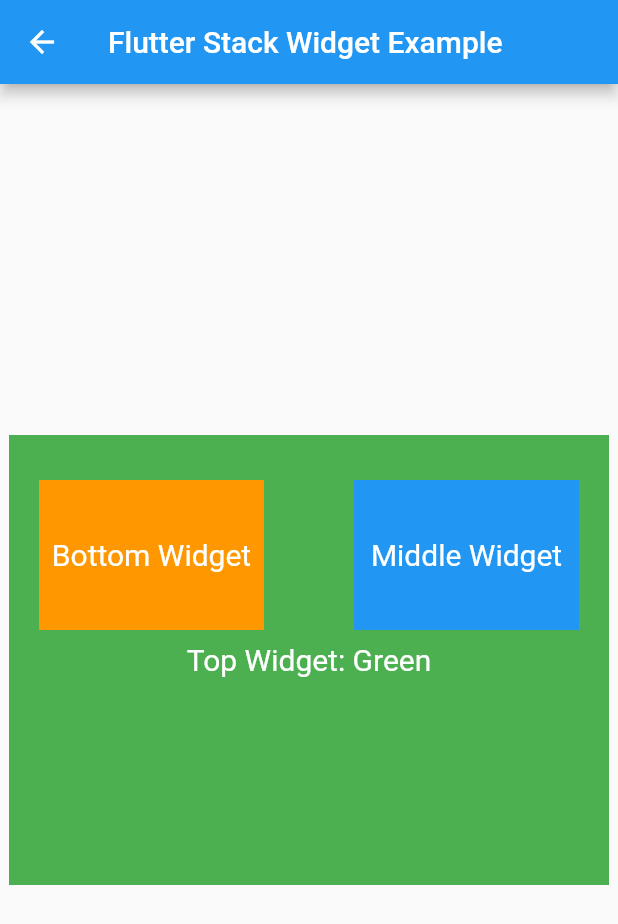
After one commit to TheNoumanDev/Flutter-Bytewise-Fellowship, a Flutter app: the StackExample screen opened directly, on a phone screen of 412 x 824 dp. The commit adds this screen. Shown: the top 924 px of the screen. Run offline on Flutter 3.47's test engine with Material 2 defaults, Android fonts, the light colour scheme and no system bars; our stand-ins replace firebase_auth, firebase_core, flutter_spinkit, pie_chart, shimmer; accounts and stored records are empty; network calls fail.

```diff
--- a/Week2/covid_19_app/lib/Views/world_states.dart
+++ b/Week2/covid_19_app/lib/Views/world_states.dart
@@ -1,3 +1,4 @@
+import 'package:covid_19_app/Models/State_data.dart';
 import 'package:flutter/material.dart';
 import 'package:flutter_spinkit/flutter_spinkit.dart';
 import 'package:pie_chart/pie_chart.dart';
@@ -43,7 +44,7 @@
               ),
               FutureBuilder(
                   future: services.fetchWorldRecords(),
-                  builder: ((context, snapshot) {
+                  builder: ((context, AsyncSnapshot<Model> snapshot) {
                     if (snapshot.hasData) {
                       return Column(
                         children: [
--- a/Week2/covid_19_app/pubspec.yaml
+++ b/Week2/covid_19_app/pubspec.yaml
@@ -35,7 +35,7 @@
   # The following adds the Cupertino Icons font to your application.
   # Use with the CupertinoIcons class for iOS style icons.
   cupertino_icons: ^1.0.2
-  http: ^0.13.4
+  http: ^0.13.5
   animated_text_kit: ^4.2.1
   pie_chart: ^5.1.0
   flutter_spinkit: ^5.1.0
--- a/Week2/restapiapp/lib/Example1.dart
+++ b/Week2/restapiapp/lib/Example1.dart
@@ -14,11 +14,15 @@
   List<Model1> ModelValues = [];
 
   Future<List<Model1>> getPostApi() async {
+    print("sd");
     final response =
         await http.get(Uri.parse('https://jsonplaceholder.typicode.com/posts'));
+    print(response);
     var data = jsonDecode(response.body.toString());
+    print(response);
     if (response.statusCode == 200) {
       for (var i in data) {
+        print("sd");
         ModelValues.add(Model1.fromJson(i));
       }
       return ModelValues;
@@ -31,7 +35,7 @@
   Widget build(BuildContext context) {
     return Scaffold(
       appBar: AppBar(
-        title: const Text('Rest Apis'),
+        title: const Text('Rest Api'),
       ),
       body: Column(
         children: [
--- a/Week2/restapiapp/lib/Example2.dart
+++ b/Week2/restapiapp/lib/Example2.dart
@@ -33,7 +33,7 @@
   Widget build(BuildContext context) {
     return Scaffold(
       appBar: AppBar(
-        title: Text(''),
+        title: Text('asas'),
       ),
       body: Column(
         children: [
--- a/Week2/restapiapp/lib/main.dart
+++ b/Week2/restapiapp/lib/main.dart
@@ -30,7 +30,7 @@
         // is not restarted.
         primarySwatch: Colors.blue,
       ),
-      home: const signup(),
+      home: Example4(),
     );
   }
 }
--- /dev/null
+++ b/Week2/statemanagementapp/lib/screens/StackWidgetExample.dart
@@ -0,0 +1,68 @@
+import 'package:flutter/material.dart';
+
+class StackExample extends StatefulWidget {
+  const StackExample({super.key});
+
+  @override
+  State<StackExample> createState() => _StackExampleState();
+}
+
+class _StackExampleState extends State<StackExample> {
+  @override
+  Widget build(BuildContext context) {
+    return Scaffold(
+      appBar: AppBar(
+        title: const Text("Flutter Stack Widget Example"),
+      ),
+      body: Center(
+        child: Stack(
+          fit: StackFit.passthrough,
+          //overflow: Overflow.visible,
+          children: <Widget>[
+            // Max Size Widget
+            Container(
+              height: 300,
+              width: 400,
+              color: Colors.green,
+              child: const Center(
+                child: Text(
+                  'Top Widget: Green',
+                  style: TextStyle(color: Colors.white, fontSize: 20),
+                ),
+              ),
+            ),
+            Positioned(
+              top: 30,
+              right: 20,
+              child: Container(
+                height: 100,
+                width: 150,
+                color: Colors.blue,
+                child: const Center(
+                  child: Text(
+                    'Middle Widget',
+                    style: TextStyle(color: Colors.white, fontSize: 20),
+                  ),
+                ),
+              ),
+            ),
+            Positioned(
+                top: 30,
+                left: 20,
+                child: Container(
+                  height: 100,
+                  width: 150,
+                  color: Colors.orange,
+                  child: const Center(
+                    child: Text(
+                      'Bottom Widget',
+                      style: TextStyle(color: Colors.white, fontSize: 20),
+                    ),
+                  ),
+                )),
+          ],
+        ),
+      ),
+    );
+  }
+}
```
Also changed, not shown: Week2/covid_19_app/lib/Services/State_services.dart (+4 -3 lines), Week2/statemanagementapp/lib/main.dart (+9 -1 lines), Week2/statemanagementapp/lib/screens/ExpansionTile.dart (added, +63 -0 lines), Week2/statemanagementapp/lib/screens/Opacity.dart (added, +53 -0 lines), Week2/statemanagementapp/lib/screens/countExample.dart (+8 -4 lines), Week2/statemanagementapp/lib/screens/statefull_home.dart (+11 -13 lines), Week3/firebase_app/lib/Error_dialogue.dart (added, +26 -0 lines), Week3/firebase_app/lib/LoginView.dart (added, +107 -0 lines), Week3/firebase_app/lib/RegisterView.dart (added, +98 -0 lines), Week3/firebase_app/lib/main.dart (+6 -98 lines), Week3/firebase_app/lib/routes.dart (added).
